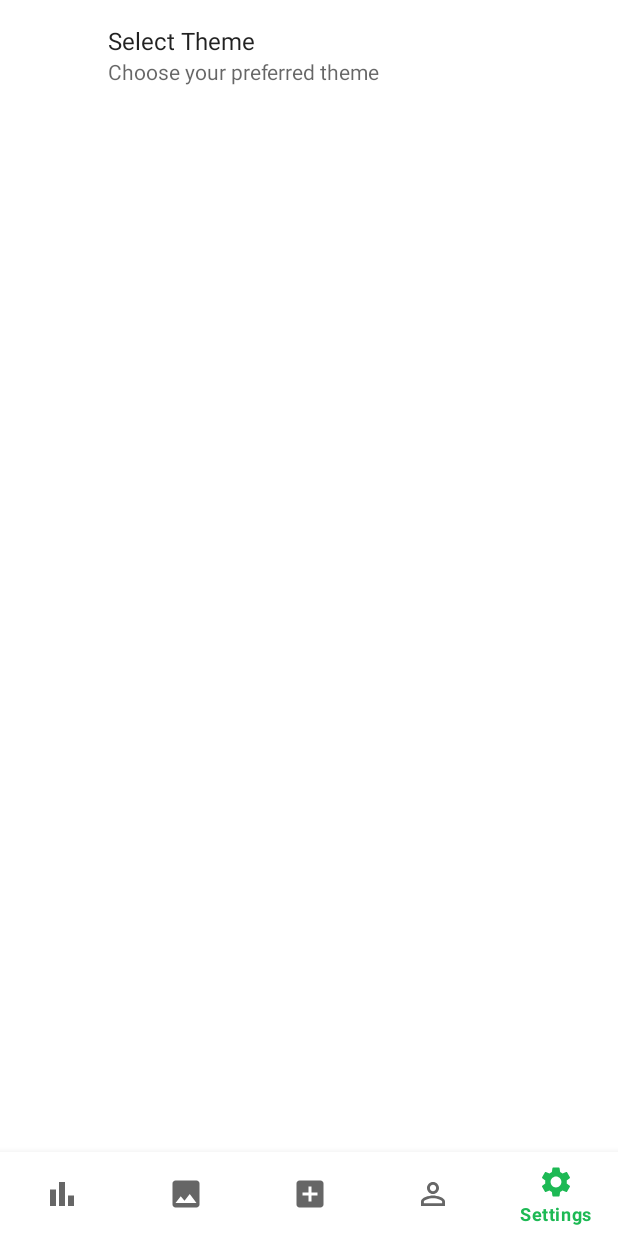
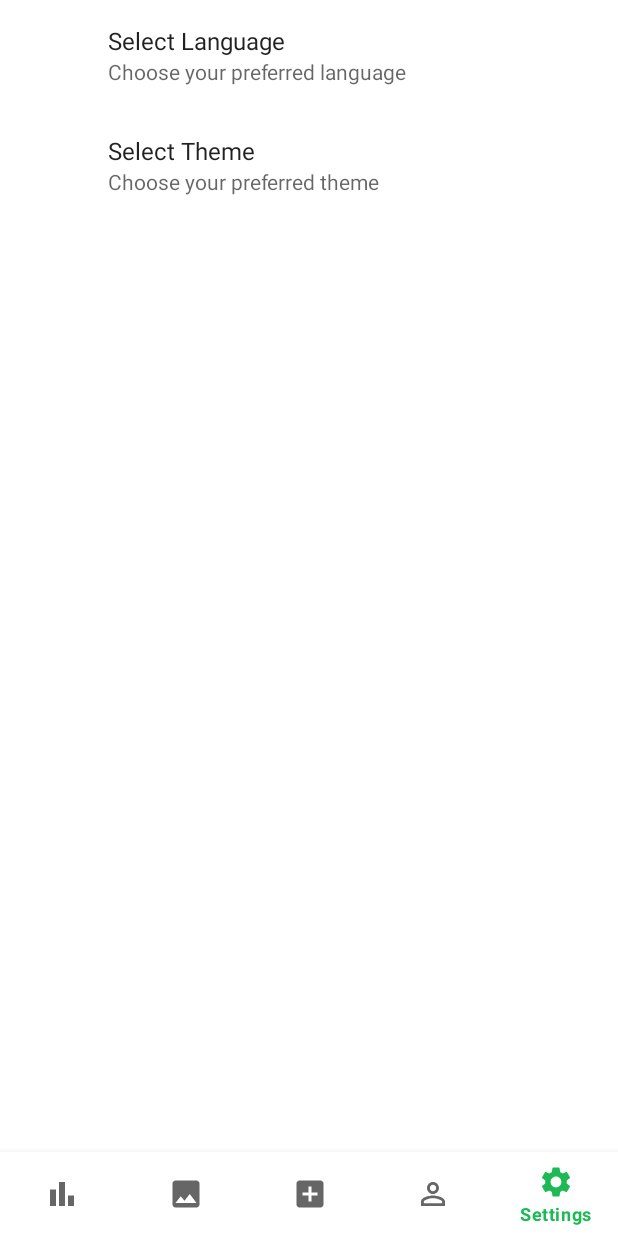
Before and after one commit to UniExtremadura/gps-project-gd06, an Android app: the SettingsFragment screen opened through its navigation route, on a phone screen of 412 x 824 dp. Run offline under Robolectric (Android 15) with nearby library versions, the phone set to English and light mode, and no system bars; our stand-ins replace Room's generated code, androidx.preference, navigation-ui; pictures from the network do not load.

Commit message:
GD06-155 HU14.1 Diseño de la interfaz para cambiar idioma

```diff
--- a/app/src/main/res/values/arrays.xml
+++ b/app/src/main/res/values/arrays.xml
@@ -1,5 +1,16 @@
 <?xml version="1.0" encoding="utf-8"?>
 <resources>
+    <string-array name="language_entries">
+        <item>@string/english</item>
+        <item>@string/spanish</item>
+
+    </string-array>
+
+    <string-array name="language_values">
+        <item>en</item>
+        <item>es</item>
+    </string-array>
+
     <string-array name="theme_entries" >
         <item>@string/light_theme</item>
         <item>@string/dark_theme</item>
--- a/app/src/main/res/values/strings.xml
+++ b/app/src/main/res/values/strings.xml
@@ -27,6 +27,10 @@
     <string name="select_theme">Select Theme</string>
     <string name="choose_preferred_theme">Choose your preferred theme</string>
     <string name="select_theme_dialog_title">Select theme</string>
+    <string name="english">English</string>
+    <string name="spanish">Spanish</string>
+    <string name="italian">Italian</string>
+    <string name="norwegian">Norwegian</string>
     <!-- TODO: Remove or change this placeholder text -->
     <string name="hello_blank_fragment">Hello blank fragment</string>
 
--- a/app/src/main/res/xml/preferences.xml
+++ b/app/src/main/res/xml/preferences.xml
@@ -1,5 +1,14 @@
 <?xml version="1.0" encoding="utf-8"?>
 <PreferenceScreen xmlns:android="http://schemas.android.com/apk/res/android">
+    <ListPreference
+        android:key="language_preference"
+        android:title="Select Language"
+        android:summary="Choose your preferred language"
+        android:dialogTitle="Select Language"
+        android:entries="@array/language_entries"
+        android:entryValues="@array/language_values"
+        android:defaultValue="en" />
+
     <ListPreference
         android:key="theme_preference"
         android:title="@string/select_theme"
@@ -9,4 +18,5 @@
         android:entryValues="@array/theme_values"
         android:defaultValue="dark_theme" />
 
+
 </PreferenceScreen>
```
